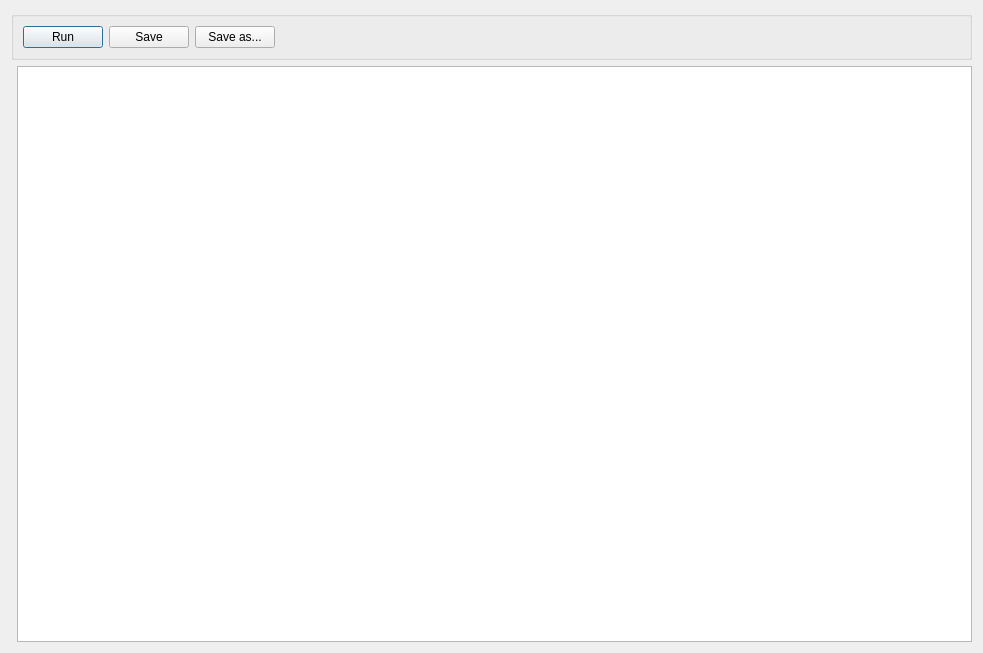
Old version of the form uiElements/wndoctavescript.ui in the repository ARIA-Sensing-srl/ARIA_RDK.
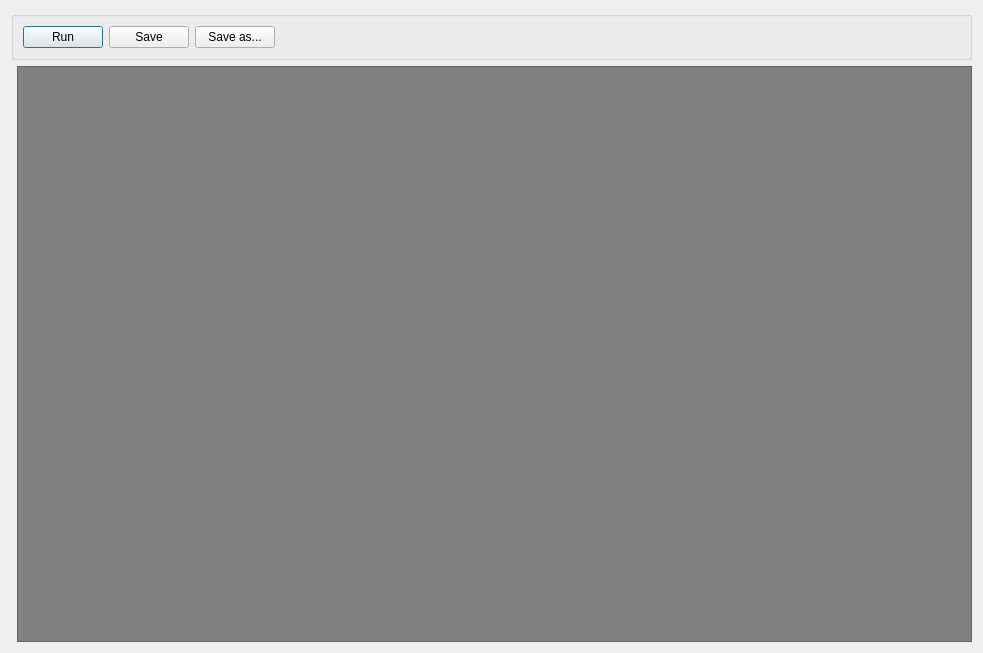
New version of the form. Icons and pictures are not drawn. Custom widgets are drawn as their Qt base class.

The edit to the form file:
```diff
--- a/uiElements/wndoctavescript.ui
+++ b/uiElements/wndoctavescript.ui
@@ -15,7 +15,11 @@
   </property>
   <layout class="QGridLayout" name="gridLayout">
    <item row="1" column="1">
-    <widget class="QsciScintilla" name="textScript"/>
+    <widget class="QsciScintilla" name="textScript">
+     <property name="styleSheet">
+      <string notr="true">background-color: gray; color : white</string>
+     </property>
+    </widget>
    </item>
    <item row="0" column="0" colspan="2">
     <widget class="QGroupBox" name="groupBox">
```
